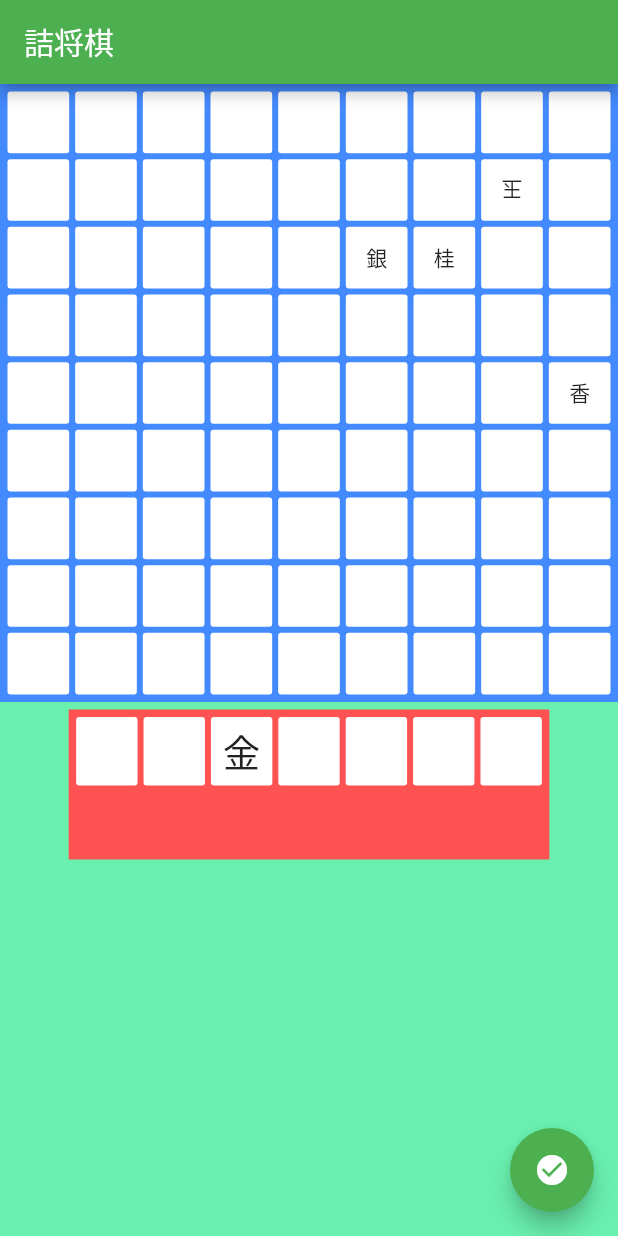
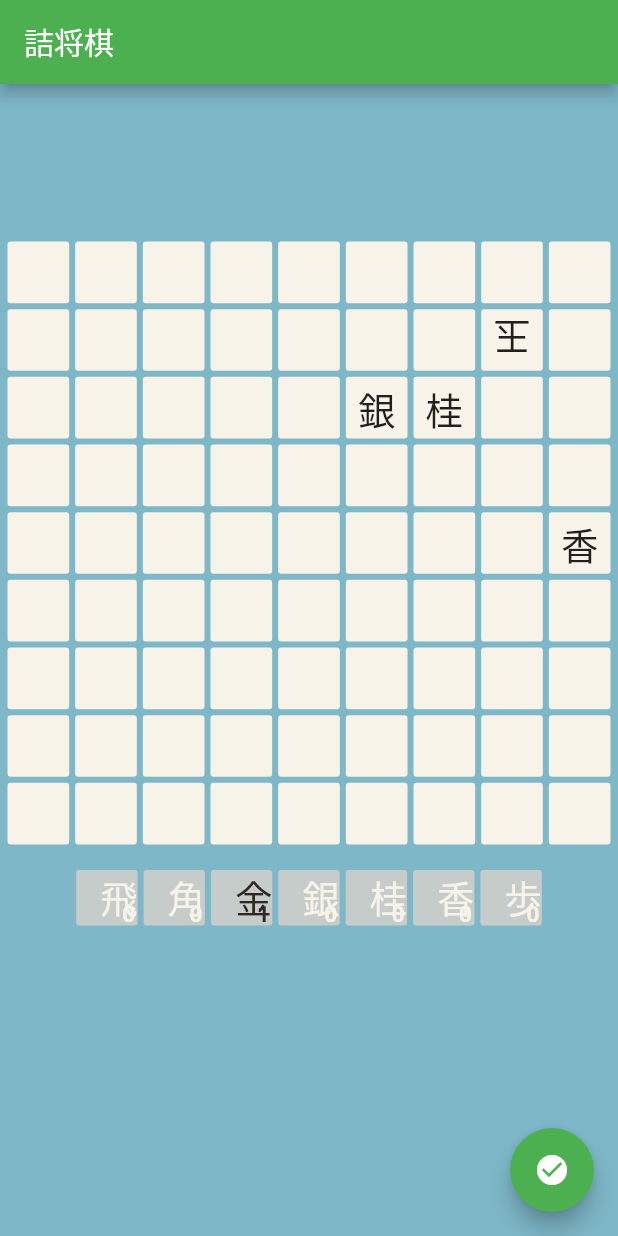
Before and after one commit to kz23szk/tsumeshogi_app, a Flutter app: the screen it shows after launch, on a phone screen of 412 x 824 dp. Run offline on Flutter 3.47's test engine with Material 2 defaults, Android fonts, the phone set to English and light mode, and no system bars; Roboto replaces fonts that are missing (Mamelon).

Commit message:
盤面の表示まで

```diff
--- a/lib/constants.dart
+++ b/lib/constants.dart
@@ -42,6 +42,16 @@ const kPieceInfo = {
   '+r': {'text': '龍', 'color': Colors.red, 'angle': pi},
 };
 
+const kColors = {
+  'white': Color(0xFFf7f3e9), // 象牙
+  'blue': Color(0xFF7eb7c7),
+  'green': Color(0xFF7eb7c7), // 萌黄
+  'yellow': Color(0xFFffdf4f), //支子
+  'red': Color(0xFF7eb7c7), // 朱色
+  'gray': Color(0xFFc5ccc9),
+  'black': Color(0xFF2f2725),
+};
+
 const kSenteHandOrder = ['R', 'B', 'G', 'S', 'N', 'L', 'P'];
 
 // 空の盤面 初期化に利用
--- a/lib/main.dart
+++ b/lib/main.dart
@@ -23,7 +23,7 @@ class TsumeshogiApp extends StatelessWidget {
           title: 'Flutter Demo',
           theme: ThemeData(
             primarySwatch: Colors.green,
-            //fontFamily: 'roundedMplus',
+            fontFamily: 'Mamelon',
           ),
           home: MainScreen(),
         ));
--- a/lib/screens/main_screen.dart
+++ b/lib/screens/main_screen.dart
@@ -4,6 +4,7 @@ import 'package:tsumeshogiapp/models/board_data.dart';
 import 'package:tsumeshogiapp/widgets/board_tiles.dart';
 import 'package:tsumeshogiapp/models/problem.dart';
 import 'package:tsumeshogiapp/widgets/hands_tiles.dart';
+import 'package:tsumeshogiapp/constants.dart';
 
 class MainScreen extends StatelessWidget {
   @override
@@ -23,13 +24,15 @@ class MainScreen extends StatelessWidget {
       body: SafeArea(
         child: Container(
           margin: const EdgeInsets.fromLTRB(0, 0, 0, 0),
-          color: Colors.greenAccent,
+          color: kColors['blue'],
           width: size.width,
           height: size.height,
           child: Column(
             crossAxisAlignment: CrossAxisAlignment.center,
             children: <Widget>[
-              SizedBox(),
+              SizedBox(
+                height: 100,
+              ),
               // 盤面
               BoardTiles(size: size),
               //　持ち駒
--- a/lib/widgets/board_tiles.dart
+++ b/lib/widgets/board_tiles.dart
@@ -2,6 +2,7 @@ import 'package:flutter/material.dart';
 import 'package:provider/provider.dart';
 import 'package:tsumeshogiapp/models/board_data.dart';
 import 'package:tsumeshogiapp/widgets/piece_tile.dart';
+import 'package:tsumeshogiapp/constants.dart';
 
 class BoardTiles extends StatelessWidget {
   final Size size;
@@ -13,7 +14,7 @@ class BoardTiles extends StatelessWidget {
     return Consumer<BoardData>(builder: (context, boardData, child) {
       return Container(
         //margin: const EdgeInsets.fromLTRB(5, 5, 5, 5),
-        color: Colors.blueAccent,
+        color: kColors['blue'],
         width: size.width,
         height: size.width,
         child: GridView.count(
--- a/lib/widgets/hands_tiles.dart
+++ b/lib/widgets/hands_tiles.dart
@@ -88,9 +88,9 @@ class HandsTiles2 extends StatelessWidget {
       Map<String, int> handMap = boardData.hands;
       return Container(
         margin: const EdgeInsets.fromLTRB(5, 5, 5, 5),
-        color: Colors.redAccent,
+        color: kColors['blue'],
         width: size.width * 7 / 9,
-        height: 100,
+        height: size.width / 9,
         child: GridView.count(
           crossAxisCount: 7,
           // 横に何個入れるか
@@ -100,41 +100,61 @@ class HandsTiles2 extends StatelessWidget {
           // cell間の縦スペース
           padding: EdgeInsets.all(5.0),
 
-          childAspectRatio: 3.5 / 3.9,
+          //childAspectRatio: 3.5 / 3.9,
           children: List.generate(kSenteHandOrder.length,
-              (int index) => _buildHandCell2(index, handMap)),
+              (int index) => _buildHandCell2(index, handMap, size)),
         ),
       );
     });
   }
 }
 
-FlatButton _buildHandCell2(int index, Map<String, int> handMap) {
+Widget _buildHandCell2(int index, Map<String, int> handMap, Size size) {
   String type = kSenteHandOrder[index];
-  return FlatButton(
-    // ボタンを押したときの挙動
-    onPressed: () {
-      print(index);
-    },
-    color: Colors.white, // 変える
-    padding: const EdgeInsets.all(3),
-    child: Center(child: pieceTexts(type, handMap[type])),
-  );
+
+  Color stringColor = handMap[type] > 0 ? kColors['black'] : kColors['white'];
+
+  return Stack(children: [
+    FlatButton(
+      onPressed: () => print("PUSH"),
+      color: kColors['gray'],
+      //padding: const EdgeInsets.all(3),
+      child: Text(
+        kPieceInfo[type]['text'],
+        textAlign: TextAlign.center,
+        style: TextStyle(
+          color: stringColor,
+          fontSize: 25,
+        ),
+      ),
+    ),
+    Align(
+      alignment: Alignment(0.9, 1),
+      child: Text(
+        handMap[type].toString(),
+        style: TextStyle(
+          color: stringColor,
+          fontSize: 15,
+          fontWeight: FontWeight.bold,
+        ),
+      ),
+    ),
+  ]);
 }
 
-Text pieceTexts(String type, int count) {
-  if (count > 0) {
-    return Text(kPieceInfo[type]['text'],
-        textAlign: TextAlign.center,
-        style: TextStyle(
-          color: kPieceInfo[type]['color'],
-          fontSize: 25,
-        ));
-  } else {
-    return Text("",
-        textAlign: TextAlign.center,
-        style: TextStyle(
-          color: Colors.white,
-        ));
-  }
-}
+//Text pieceTexts(String type, int count) {
+//  if (count > 0) {
+//    return Text(kPieceInfo[type]['text'],
+//        textAlign: TextAlign.center,
+//        style: TextStyle(
+//          color: kPieceInfo[type]['color'],
+//          fontSize: 25,
+//        ));
+//  } else {
+//    return Text("",
+//        textAlign: TextAlign.center,
+//        style: TextStyle(
+//          color: Colors.white,
+//        ));
+//  }
+//}
--- a/lib/widgets/piece_tile.dart
+++ b/lib/widgets/piece_tile.dart
@@ -16,14 +16,17 @@ class PieceTile extends StatelessWidget {
     return FlatButton(
       // ボタンを押したときの挙動
       onPressed: tapCallback,
-      color: Colors.white,
+      color: kColors['white'],
       padding: const EdgeInsets.all(3),
       child: Center(
           child: Transform.rotate(
         angle: kPieceInfo[pieceType]['angle'],
         child: Text(
           kPieceInfo[pieceType]['text'],
-          style: TextStyle(color: kPieceInfo[pieceType]['color']),
+          style: TextStyle(
+            color: kPieceInfo[pieceType]['color'],
+            fontSize: 25,
+          ),
         ),
       )),
     );
--- a/pubspec.yaml
+++ b/pubspec.yaml
@@ -36,6 +36,6 @@ flutter:
   uses-material-design: true
 
   fonts:
-    - family: roundedMplus
+    - family: Mamelon
       fonts:
-        - asset: fonts/rounded-mplus-1p-thin.ttf
+        - asset: fonts/Mamelon.otf
```
